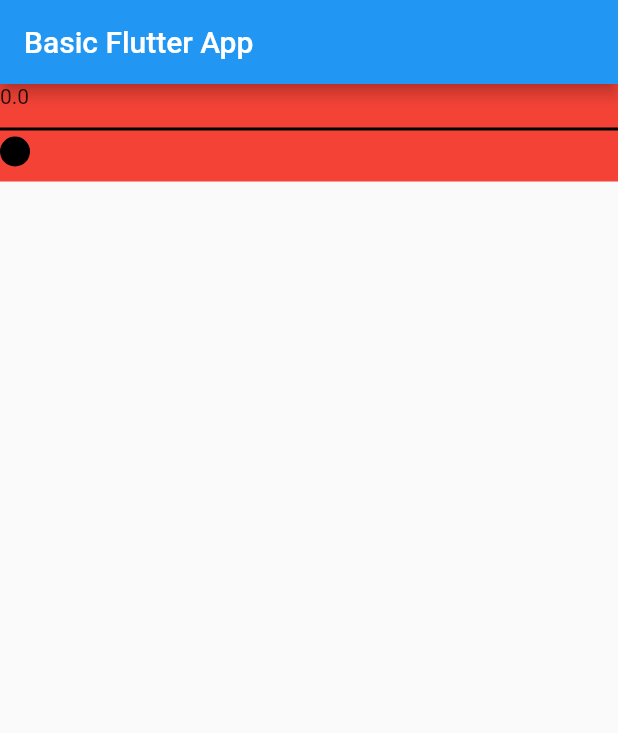
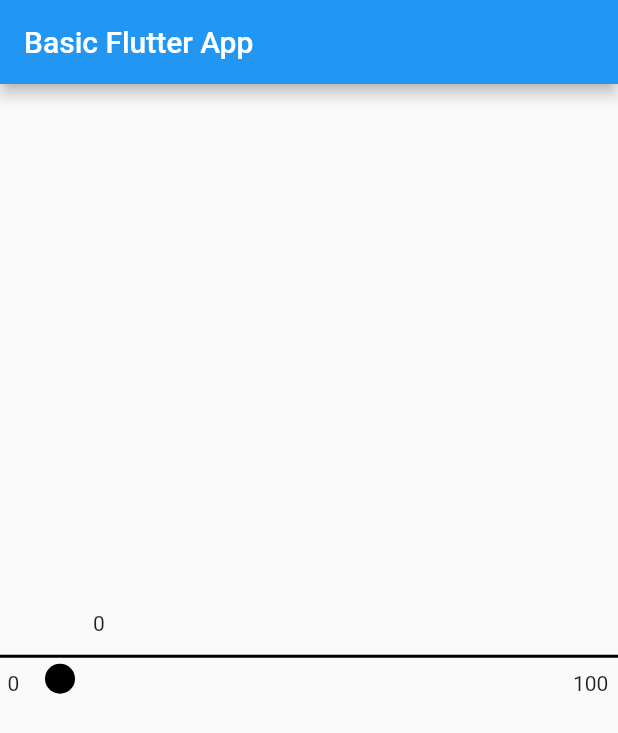
Before and after one commit to BhadrakshB/Flutter-Challenges, a Flutter app: the screen it shows after launch, on a phone screen of 412 x 824 dp. Shown: the top 733 px of the screen. Run offline on Flutter 3.47's test engine with Material 2 defaults, Android fonts, the light colour scheme and no system bars; our stand-ins replace qr_flutter.

Commit message:
Completed Number Slider

```diff
--- a/number_slider/lib/main.dart
+++ b/number_slider/lib/main.dart
@@ -40,7 +40,14 @@ class _MyHomePageState extends State<MyHomePage> {
       appBar: AppBar(
         title: const Text('Basic Flutter App'),
       ),
-      body: InheritedWid(child: NumberSlider()),
+      body: const Center(
+        child: InheritedWid(
+          child: NumberSlider(
+            lowerLimit: 0,
+            upperLimit: 100,
+          ),
+        ),
+      ),
     );
   }
 }
--- a/number_slider/lib/slider.dart
+++ b/number_slider/lib/slider.dart
@@ -1,5 +1,4 @@
 import 'package:flutter/material.dart';
-import 'dart:math';
 import 'dart:developer' as devtools;
 
 class InheritedWid extends StatefulWidget {
@@ -11,43 +10,34 @@ class InheritedWid extends StatefulWidget {
 }
 
 class _InheritedWidState extends State<InheritedWid>
-    with SingleTickerProviderStateMixin {
+    with TickerProviderStateMixin {
   bool isDragging = false;
-  Offset position = Offset(0, 0);
+  Offset position = const Offset(30, 0);
 
-  late AnimationController _controller =
-      AnimationController(vsync: this, duration: Duration(milliseconds: 100));
+  late var _controller;
 
   @override
   void initState() {
     _controller = AnimationController(
       vsync: this,
-      duration: Duration(
-        milliseconds: 500,
-      ),
+      duration: const Duration(milliseconds: 200),
     );
+
     super.initState();
   }
 
   @override
   void dispose() {
     _controller.dispose();
+
     super.dispose();
-  }
-
-  void _goUp() {
-    _controller.stop();
-    _controller.forward();
-  }
-
-  void _goDown() {
-    _controller.reverse();
   }
 
   void toTrue() {
     setState(
       () {
         isDragging = true;
+        _controller.forward();
       },
     );
   }
@@ -56,12 +46,15 @@ class _InheritedWidState extends State<InheritedWid>
     setState(
       () {
         isDragging = false;
+        _controller.reverse();
       },
     );
   }
 
   void changePosi(Offset offset) {
+    setState(() {
       position = offset;
+    });
   }
 
   @override
@@ -69,8 +62,8 @@ class _InheritedWidState extends State<InheritedWid>
         position: position,
         isDragging: isDragging,
         stateWidget: this,
+        controller: _controller,
         child: widget.child,
-        controller: _controller,
       );
 }
 
@@ -88,7 +81,7 @@ class CurveProperties extends InheritedWidget {
   final bool isDragging;
   final Offset position;
   final _InheritedWidState stateWidget;
-  final AnimationController controller;
+  final controller;
 
   static _InheritedWidState of(BuildContext context) {
     return context
@@ -103,23 +96,41 @@ class CurveProperties extends InheritedWidget {
 }
 
 class NumberSlider extends StatefulWidget {
-  NumberSlider({Key? key}) : super(key: key);
+  const NumberSlider(
+      {Key? key, required this.lowerLimit, required this.upperLimit})
+      : super(key: key);
+  final int lowerLimit;
+  final int upperLimit;
 
   @override
   State<NumberSlider> createState() => _NumberSliderState();
 }
 
 class _NumberSliderState extends State<NumberSlider> {
+  int currentValue(BuildContext context, int minVal, int maxVal) {
+    var posi = CurveProperties.of(context).position;
+    double leftBound = 30;
+    double rightBound = MediaQuery.of(context).size.width - 56;
+    double available = rightBound - leftBound;
+    double percent = (posi.dx - leftBound) / available;
+    var value = minVal + (maxVal - minVal) * percent;
+    if (value <= minVal) {
+      return minVal;
+    } else if (value >= maxVal) {
+      return maxVal;
+    } else {
+      return value.roundToDouble().toInt();
+    }
+  }
+
   @override
   Widget build(BuildContext context) {
-    double height = MediaQuery.of(context).size.height;
     double width = MediaQuery.of(context).size.width;
     bool isDragging = CurveProperties.of(context).isDragging;
     var posi = CurveProperties.of(context).position;
-    return Container(
+    return SizedBox(
       height: 65,
       width: width,
-      color: Colors.red,
       child: Stack(
         children: [
           AnimatedContainer(
@@ -128,7 +139,10 @@ class _NumberSliderState extends State<NumberSlider> {
             width: width,
             child: CustomPaint(
               foregroundPainter: ArcPainter(
-                  context, CurveProperties.of(context)._controller.value),
+                  context,
+                  CurveProperties.of(context)._controller,
+                  widget.lowerLimit,
+                  widget.upperLimit),
             ),
           ),
           AnimatedPositioned(
@@ -136,13 +150,27 @@ class _NumberSliderState extends State<NumberSlider> {
             curve: Curves.easeOutExpo,
             top: isDragging ? 18 : 35,
             child: DraggableFloatingActionButton(
-              initialOffset: const Offset(0, 0),
-              onPressed: () {
-                devtools.log("Pressing button");
-              },
+              initialOffset: const Offset(30, 0),
+              onPressed: () {},
             ),
           ),
-          Text("${CurveProperties.of(context)._controller.value}")
+          Positioned(
+            top: 40,
+            left: 5,
+            child: Text("${widget.lowerLimit}"),
+          ),
+          Positioned(
+            top: 40,
+            left: MediaQuery.of(context).size.width - 30,
+            child: Text("${widget.upperLimit}"),
+          ),
+          AnimatedPositioned(
+            duration: const Duration(microseconds: 1),
+            left: posi.dx + 32,
+            child: Text(
+              "${currentValue(context, widget.lowerLimit, widget.upperLimit)}",
+            ),
+          ),
         ],
       ),
     );
@@ -151,9 +179,12 @@ class _NumberSliderState extends State<NumberSlider> {
 
 class ArcPainter extends CustomPainter {
   final BuildContext context;
-  final double _controller_percent;
+  final _controller_percent;
+  final int minValue;
+  final int maxValue;
 
-  ArcPainter(this.context, this._controller_percent);
+  ArcPainter(
+      this.context, this._controller_percent, this.minValue, this.maxValue);
 
   @override
   void paint(Canvas canvas, Size size) {
@@ -180,18 +211,18 @@ class ArcPainter extends CustomPainter {
 
     path.cubicTo(
       posi.dx - 8, //x1
-      _controller_percent * -2 + size.height - 10, //y1
+      _controller_percent.value * -2 + size.height - 10, //y1
       posi.dx - 10, //x2
-      _controller_percent * -25 + size.height - 10, //y2
+      _controller_percent.value * -25 + size.height - 10, //y2
       posi.dx + 10, //x3
-      _controller_percent * -25 + size.height - 10, //y3
+      _controller_percent.value * -25 + size.height - 10, //y3
     );
 
     path.cubicTo(
         posi.dx + 35, //x1
-        _controller_percent * -25 + size.height - 10, //y1
+        _controller_percent.value * -25 + size.height - 10, //y1
         posi.dx + 28, //x2
-        _controller_percent * -10 + size.height - 10, //y2
+        _controller_percent.value * -10 + size.height - 10, //y2
         posi.dx + 50, //x3
         size.height - 10 //y3
         );
@@ -278,29 +309,21 @@ class _DraggableFloatingActionButtonState
                       MediaQuery.of(context).size.width - 56, _offset.dy));
                 } else {}
 
-                if (pointerMoveEvent.delta.dx == 0) {
                 setState(() {
-                    widget.onPressed;
-                  });
-                }
-
-                setState(() {
-                  CurveProperties.of(context)._goUp();
-                  CurveProperties.of(context).toTrue();
                   CurveProperties.of(context).changePosi(_offset);
                 });
               },
               onPointerUp: (PointerUpEvent pointerUpEvent) {
-                if (isDragging) {
                 setState(() {
                   CurveProperties.of(context).toFalse();
-                    CurveProperties.of(context)._goDown();
                 });
-                } else {}
+              },
+              onPointerDown: (PointerDownEvent pointerDownEvent) {
+                setState(() {
+                  CurveProperties.of(context).toTrue();
+                });
               },
               child: Center(
-                child: GestureDetector(
-
                 child: AnimatedContainer(
                   transformAlignment: Alignment.center,
                   duration: const Duration(milliseconds: 150),
@@ -317,7 +340,6 @@ class _DraggableFloatingActionButtonState
               ),
             ),
           ),
-          ),
         ],
       ),
     );
```
Lines whose indentation alone changed are shown as unchanged.
